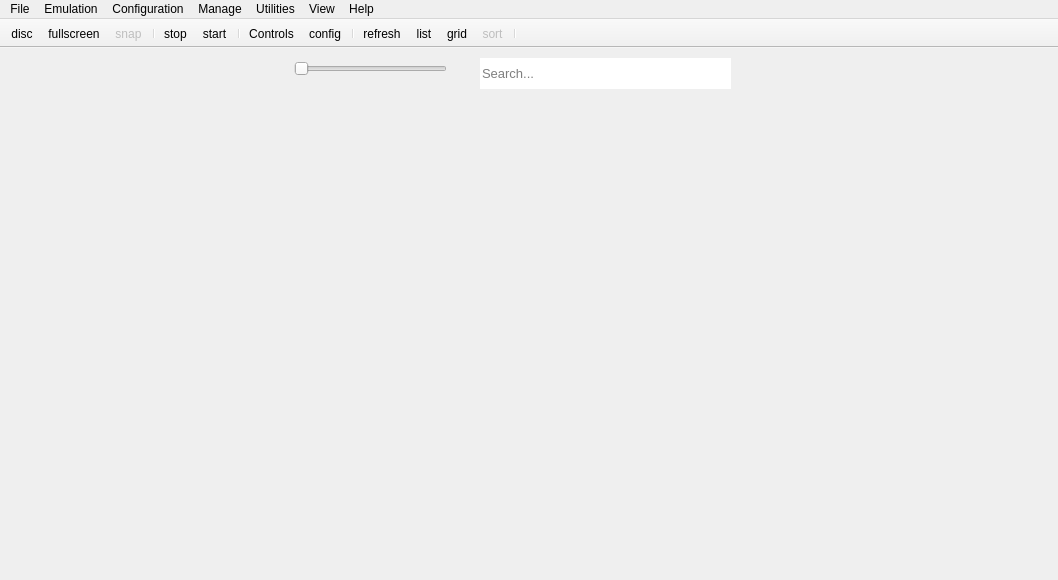
This is rpcs3/rpcs3qt/main_window.ui in RPCS3/rpcs3 as Qt 5 draws it before an edit. The edited form follows.
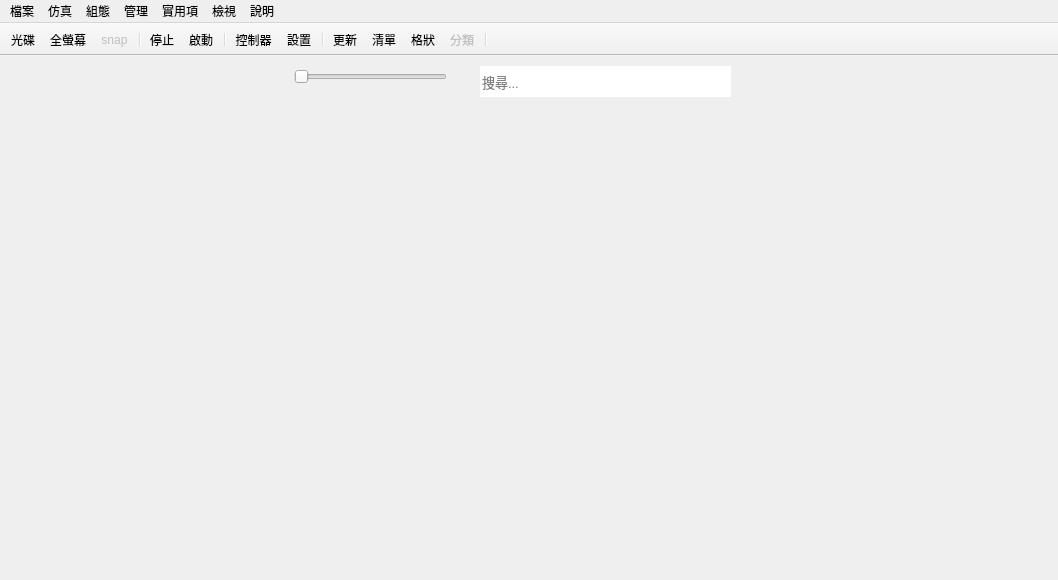
This is the edited form. Icons and pictures are not drawn.

```diff
--- a/rpcs3/rpcs3qt/main_window.ui
+++ b/rpcs3/rpcs3qt/main_window.ui
@@ -73,7 +73,7 @@
      <bool>false</bool>
     </property>
     <property name="placeholderText">
-     <string>Search...</string>
+     <string>搜尋...</string>
     </property>
     <property name="clearButtonEnabled">
      <bool>false</bool>
@@ -149,7 +149,7 @@
    </property>
    <widget class="QMenu" name="menuFile">
     <property name="title">
-     <string>File</string>
+     <string>檔案</string>
     </property>
     <widget class="QMenu" name="bootRecentMenu">
      <property name="enabled">
@@ -176,7 +176,7 @@
    </widget>
    <widget class="QMenu" name="menuEmulation">
     <property name="title">
-     <string>Emulation</string>
+     <string>仿真</string>
     </property>
     <addaction name="sysPauseAct"/>
     <addaction name="sysStopAct"/>
@@ -187,7 +187,7 @@
    </widget>
    <widget class="QMenu" name="menuConfiguration">
     <property name="title">
-     <string>Configuration</string>
+     <string>組態</string>
     </property>
     <addaction name="confCPUAct"/>
     <addaction name="confGPUAct"/>
@@ -201,7 +201,7 @@
    </widget>
    <widget class="QMenu" name="menuManage">
     <property name="title">
-     <string>Manage</string>
+     <string>管理</string>
     </property>
     <addaction name="confVFSDialogAct"/>
     <addaction name="separator"/>
@@ -212,7 +212,7 @@
    </widget>
    <widget class="QMenu" name="menuUtilities">
     <property name="title">
-     <string>Utilities</string>
+     <string>實用項</string>
     </property>
     <addaction name="toolsCgDisasmAct"/>
     <addaction name="toolskernel_explorerAct"/>
@@ -224,7 +224,7 @@
    </widget>
    <widget class="QMenu" name="menuView">
     <property name="title">
-     <string>View</string>
+     <string>檢視</string>
     </property>
     <widget class="QMenu" name="menuGame_List_Icons">
      <property name="title">
@@ -268,7 +268,7 @@
    </widget>
    <widget class="QMenu" name="menuHelp">
     <property name="title">
-     <string>Help</string>
+     <string>說明</string>
     </property>
     <addaction name="actionCheck_for_Updates"/>
     <addaction name="separator"/>
@@ -775,7 +775,7 @@
      <normaloff>:/Icons/pause.png</normaloff>:/Icons/pause.png</iconset>
    </property>
    <property name="text">
-    <string>start</string>
+    <string>啟動</string>
    </property>
    <property name="toolTip">
     <string>Pause emulation</string>
@@ -787,7 +787,7 @@
      <normaloff>:/Icons/stop.png</normaloff>:/Icons/stop.png</iconset>
    </property>
    <property name="text">
-    <string>stop</string>
+    <string>停止</string>
    </property>
    <property name="toolTip">
     <string>Stop emulation</string>
@@ -799,7 +799,7 @@
      <normaloff>:/Icons/configure.png</normaloff>:/Icons/configure.png</iconset>
    </property>
    <property name="text">
-    <string>config</string>
+    <string>設置</string>
    </property>
    <property name="toolTip">
     <string>Configuration</string>
@@ -811,10 +811,10 @@
      <normaloff>:/Icons/controls.png</normaloff>:/Icons/controls.png</iconset>
    </property>
    <property name="text">
-    <string>Controls</string>
+    <string>控制器</string>
    </property>
    <property name="iconText">
-    <string>Controls</string>
+    <string>控制器</string>
    </property>
    <property name="toolTip">
     <string>Configure controls</string>
@@ -847,7 +847,7 @@
      <normaloff>:/Icons/fullscreen.png</normaloff>:/Icons/fullscreen.png</iconset>
    </property>
    <property name="text">
-    <string>fullscreen</string>
+    <string>全螢幕</string>
    </property>
    <property name="toolTip">
     <string>Toggle fullscreen</string>
@@ -859,7 +859,7 @@
      <normaloff>:/Icons/list.png</normaloff>:/Icons/list.png</iconset>
    </property>
    <property name="text">
-    <string>list</string>
+    <string>清單</string>
    </property>
    <property name="toolTip">
     <string>Switch to list mode</string>
@@ -871,7 +871,7 @@
      <normaloff>:/Icons/grid.png</normaloff>:/Icons/grid.png</iconset>
    </property>
    <property name="text">
-    <string>grid</string>
+    <string>格狀</string>
    </property>
    <property name="toolTip">
     <string>Switch to grid mode</string>
@@ -886,7 +886,7 @@
      <normaloff>:/Icons/sort.png</normaloff>:/Icons/sort.png</iconset>
    </property>
    <property name="text">
-    <string>sort</string>
+    <string>分類</string>
    </property>
    <property name="toolTip">
     <string>Sort options</string>
@@ -904,7 +904,7 @@
      <normaloff>:/Icons/refresh.png</normaloff>:/Icons/refresh.png</iconset>
    </property>
    <property name="text">
-    <string>refresh</string>
+    <string>更新</string>
    </property>
    <property name="toolTip">
     <string>Refresh gamelist</string>
@@ -916,7 +916,7 @@
      <normaloff>:/Icons/disc.png</normaloff>:/Icons/disc.png</iconset>
    </property>
    <property name="text">
-    <string>disc</string>
+    <string>光碟</string>
    </property>
    <property name="toolTip">
     <string>Boot game</string>
```
Left out of the diff: 162 changed lines with no effect on the pictures.
